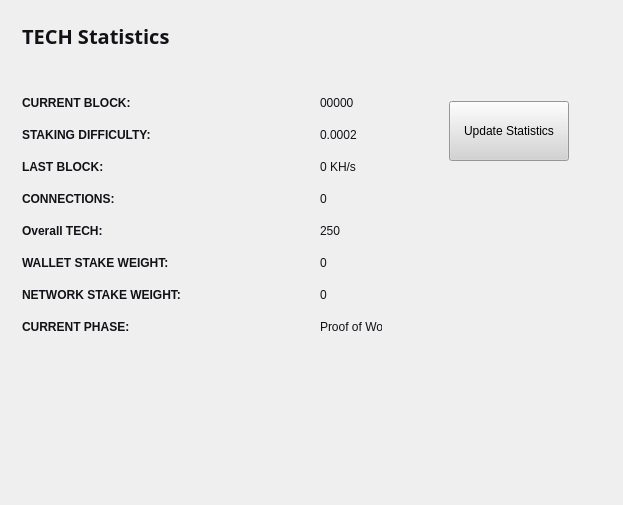
techcoincommunity/techcoin, file src/qt/forms/statisticspage.ui: the form before one commit.
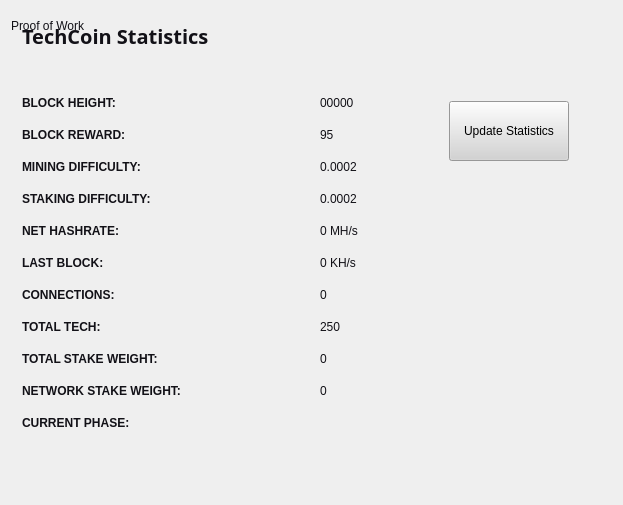
The form after the commit.

What changed in the file:
```diff
--- a/src/qt/forms/statisticspage.ui
+++ b/src/qt/forms/statisticspage.ui
@@ -88,7 +88,7 @@
         <item row="1" column="0">
          <widget class="QLabel" name="label_14">
           <property name="text">
-           <string>&lt;html&gt;&lt;head/&gt;&lt;body&gt;&lt;p&gt;&lt;span style=&quot; font-weight:600; color:#121117;&quot;&gt;CURRENT BLOCK:&lt;/span&gt;&lt;/p&gt;&lt;/body&gt;&lt;/html&gt;</string>
+           <string>&lt;html&gt;&lt;head/&gt;&lt;body&gt;&lt;p&gt;&lt;span style=&quot; font-weight:600; color:#121117;&quot;&gt;BLOCK HEIGHT:&lt;/span&gt;&lt;/p&gt;&lt;/body&gt;&lt;/html&gt;</string>
           </property>
          </widget>
         </item>
@@ -103,23 +103,67 @@
          </widget>
         </item>
         <item row="2" column="0">
-         <widget class="QLabel" name="label_9">
+        -         <widget class="QLabel" name="label_12">
           <property name="text">
-           <string>&lt;html&gt;&lt;head/&gt;&lt;body&gt;&lt;p&gt;&lt;span style=&quot; font-weight:600; color:#121117;&quot;&gt;STAKING DIFFICULTY:&lt;/span&gt;&lt;/p&gt;&lt;/body&gt;&lt;/html&gt;</string>
+           <string>&lt;html&gt;&lt;head/&gt;&lt;body&gt;&lt;p&gt;&lt;span style=&quot; font-weight:600; color:#121117;&quot;&gt;BLOCK REWARD:&lt;/span&gt;&lt;/p&gt;&lt;/body&gt;&lt;/html&gt;</string>
           </property>
          </widget>
         </item>
         <item row="2" column="1">
-         <widget class="QLabel" name="diffBox2">
+         <widget class="QLabel" name="rewardBox">
           <property name="styleSheet">
            <string notr="true">color:#121117;</string>
           </property>
           <property name="text">
-           <string>0.0002</string>
+           <string>95</string>
           </property>
          </widget>
         </item>
         <item row="3" column="0">
+         <widget class="QLabel" name="label_13">
+          <property name="text">
+           <string>&lt;html&gt;&lt;head/&gt;&lt;body&gt;&lt;p&gt;&lt;span style=&quot; font-weight:600; color:#121117;&quot;&gt;MINING DIFFICULTY:&lt;/span&gt;&lt;/p&gt;&lt;/body&gt;&lt;/html&gt;</string>
+          </property>
+         </widget>
+        </item>
+        <item row="3" column="1">
+         <widget class="QLabel" name="diffBox">
+          <property name="styleSheet">
+           <string notr="true">color:#121117;</string>
+          </property>
+          <property name="text">
+           <string>0.0002</string>
+          </property>
+         </widget>
+        </item>
+        <item row="4" column="0">
+        <widget class="QLabel" name="label_9">
+          <property name="text">
+           <string>&lt;html&gt;&lt;head/&gt;&lt;body&gt;&lt;p&gt;&lt;span style=&quot; font-weight:600; color:#121117;&quot;&gt;STAKING DIFFICULTY:&lt;/span&gt;&lt;/p&gt;&lt;/body&gt;&lt;/html&gt;</string>
+          </property>
+         </widget>
+        </item>
+        <item row="4" column="1">
+         <widget class="QLabel" name="diffBox2">
+          <property name="styleSheet">
+           <string notr="true">color:#121117;</string>
+          </property>
+          <property name="text">
+           <string>0.0002</string>
+          </property>
+         </widget>
+        </item>
+        <item row="5" column="1">
+         <widget class="QLabel" name="pawrateBox">
+          <property name="styleSheet">
+           <string notr="true">color:#121117;</string>
+          </property>
+          <property name="text">
+           <string>0 MH/s</string>
+          </property>
+         </widget>
+        </item>
+        <item row="6" column="0">
          <widget class="QLabel" name="label3_2">
           <property name="sizePolicy">
            <sizepolicy hsizetype="Preferred" vsizetype="Maximum">
@@ -132,7 +176,7 @@
           </property>
          </widget>
         </item>
-        <item row="3" column="1">
+        <item row="6" column="1">
          <widget class="QLabel" name="localBox">
           <property name="styleSheet">
            <string notr="true">color:#121117;</string>
@@ -142,14 +186,14 @@
           </property>
          </widget>
         </item>
-        <item row="4" column="0">
+        <item row="7" column="0">
          <widget class="QLabel" name="label1_2">
           <property name="text">
            <string>&lt;html&gt;&lt;head/&gt;&lt;body&gt;&lt;p&gt;&lt;span style=&quot; font-weight:600; color:#121117;&quot;&gt;CONNECTIONS:&lt;/span&gt;&lt;/p&gt;&lt;/body&gt;&lt;/html&gt;</string>
           </property>
          </widget>
         </item>
-        <item row="4" column="1">
+        <item row="7" column="1">
          <widget class="QLabel" name="connectionBox">
           <property name="styleSheet">
            <string notr="true">color:#121117;</string>
@@ -159,14 +203,14 @@
           </property>
          </widget>
         </item>
-        <item row="5" column="0">
+        <item row="8" column="0">
          <widget class="QLabel" name="label_8">
           <property name="text">
-           <string>&lt;html&gt;&lt;head/&gt;&lt;body&gt;&lt;p&gt;&lt;span style=&quot; font-weight:600; color:#121117;&quot;&gt;Overall TECH:&lt;/span&gt;&lt;/p&gt;&lt;/body&gt;&lt;/html&gt;</string>
+           <string>&lt;html&gt;&lt;head/&gt;&lt;body&gt;&lt;p&gt;&lt;span style=&quot; font-weight:600; color:#121117;&quot;&gt;TOTAL TECH:&lt;/span&gt;&lt;/p&gt;&lt;/body&gt;&lt;/html&gt;</string>
           </property>
          </widget>
         </item>
-        <item row="5" column="1">
+        <item row="8" column="1">
          <widget class="QLabel" name="volumeBox">
           <property name="styleSheet">
            <string notr="true">color:#121117;</string>
@@ -176,14 +220,14 @@
           </property>
          </widget>
         </item>
-        <item row="6" column="0">
+        <item row="9" column="0">
          <widget class="QLabel" name="label_10">
           <property name="text">
-           <string>&lt;html&gt;&lt;head/&gt;&lt;body&gt;&lt;p&gt;&lt;span style=&quot; font-weight:600; color:#121117;&quot;&gt;WALLET STAKE WEIGHT:&lt;/span&gt;&lt;/p&gt;&lt;/body&gt;&lt;/html&gt;</string>
+           <string>&lt;html&gt;&lt;head/&gt;&lt;body&gt;&lt;p&gt;&lt;span style=&quot; font-weight:600; color:#121117;&quot;&gt;TOTAL STAKE WEIGHT:&lt;/span&gt;&lt;/p&gt;&lt;/body&gt;&lt;/html&gt;</string>
           </property>
          </widget>
         </item>
-        <item row="6" column="1">
+        <item row="9" column="1">
          <widget class="QLabel" name="minBox">
           <property name="styleSheet">
            <string notr="true">color:#121117;</string>
@@ -193,14 +237,14 @@
           </property>
          </widget>
         </item>
-        <item row="7" column="0">
+        <item row="10" column="0">
          <widget class="QLabel" name="label_11">
           <property name="text">
            <string>&lt;html&gt;&lt;head/&gt;&lt;body&gt;&lt;p&gt;&lt;span style=&quot; font-weight:600; color:#121117;&quot;&gt;NETWORK STAKE WEIGHT:&lt;/span&gt;&lt;/p&gt;&lt;/body&gt;&lt;/html&gt;</string>
           </property>
          </widget>
         </item>
-        <item row="7" column="1">
+        <item row="10" column="1">
          <widget class="QLabel" name="maxBox">
           <property name="styleSheet">
            <string notr="true">color:#121117;</string>
@@ -210,7 +254,7 @@
           </property>
          </widget>
         </item>
-        <item row="8" column="0">
+        <item row="11" column="0">
          <widget class="QLabel" name="label_15">
           <property name="text">
            <string>&lt;html&gt;&lt;head/&gt;&lt;body&gt;&lt;p&gt;&lt;span style=&quot; font-weight:600; color:#121117;&quot;&gt;CURRENT PHASE:&lt;/span&gt;&lt;/p&gt;&lt;/body&gt;&lt;/html&gt;</string>
@@ -227,6 +271,13 @@
           </property>
          </widget>
         </item>
+                <item row="5" column="0">
+         <widget class="QLabel" name="label_16">
+          <property name="text">
+           <string>&lt;html&gt;&lt;head/&gt;&lt;body&gt;&lt;p&gt;&lt;span style=&quot; font-weight:600; color:#121117;&quot;&gt;NET HASHRATE:&lt;/span&gt;&lt;/p&gt;&lt;/body&gt;&lt;/html&gt;</string>
+          </property>
+         </widget>
+        </item>
        </layout>
       </item>
       <item row="1" column="0">
@@ -242,7 +293,8 @@
            </font>
           </property>
           <property name="text">
-           <string>&lt;html&gt;&lt;head/&gt;&lt;body&gt;&lt;p&gt;&lt;span style=&quot; font-size:20px; font-weight:600; color:#121117;&quot;&gt;TECH Statistics&lt;/span&gt;&lt;/p&gt;&lt;/body&gt;&lt;/html&gt;</string>
+           <string>&lt;html&gt;&lt;head/&gt;&lt;body&gt;&lt;p&gt;&lt;span style=&quot; font-size:20px; font-weight:600; color:#121117;&quot;&gt;TechCoin Statistics&lt;/span&gt;&lt;/p&gt;&lt;/body&gt;&lt;/html&gt;</string>
+
           </property>
          </widget>
         </item>
```
